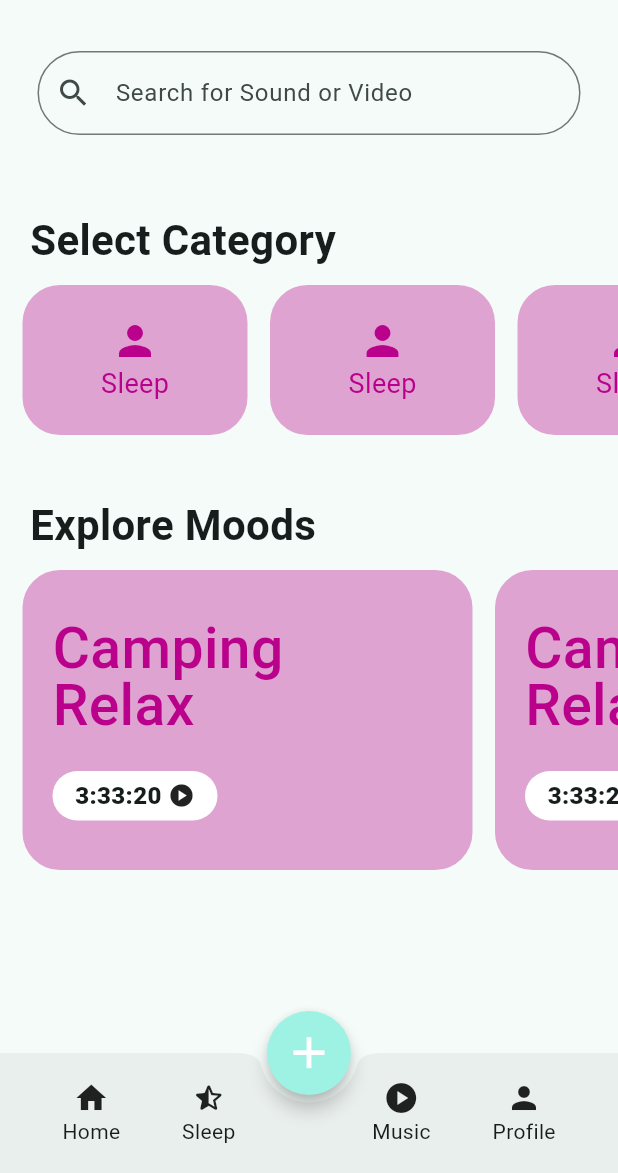
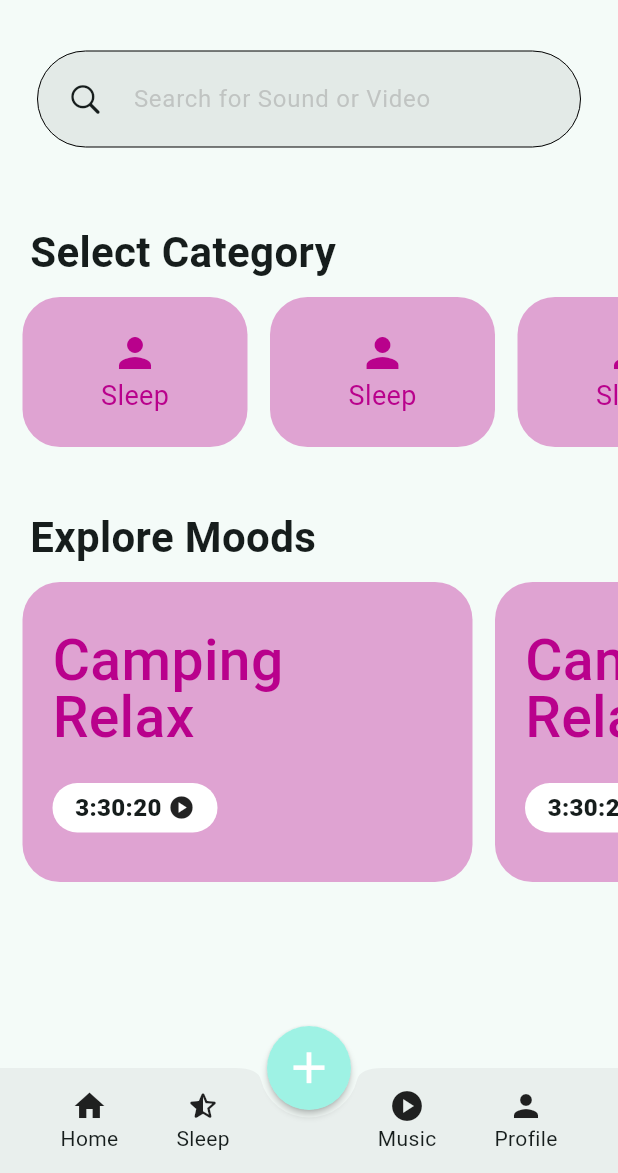
Before and after one commit to axornam/sleep_magic, a Flutter app: the MainPage screen opened directly, on a phone screen of 412 x 824 dp, the part 63-1236 px from its top. Run offline on Flutter 3.47's test engine with Material 3 defaults, Android fonts, the phone set to English and light mode, and no system bars.

Commit message:
refactor components into reusable separate widget items

```diff
--- a/lib/screens/home/home_screen.dart
+++ b/lib/screens/home/home_screen.dart
@@ -1,7 +1,10 @@
-import 'package:flutter/material.dart';
 import 'dart:math';
 
-import 'package:sleep_magic/screens/moods/mood_screen.dart';
+import 'package:flutter/material.dart';
+import 'package:sleep_magic/widgets/category_item.dart';
+import 'package:sleep_magic/widgets/divider_item.dart';
+import 'package:sleep_magic/widgets/mood_item.dart';
+import 'package:sleep_magic/widgets/search_box.dart';
 
 class HomeScreen extends StatefulWidget {
   const HomeScreen({super.key, required this.title});
@@ -33,197 +36,49 @@ class _HomeScreenState extends State<HomeScreen> {
           mainAxisAlignment: MainAxisAlignment.start,
           crossAxisAlignment: CrossAxisAlignment.start,
           children: <Widget>[
-            Padding(
-              padding: const EdgeInsets.symmetric(horizontal: 25, vertical: 20),
-              child: TextField(
-                controller: _searchInputController,
-                decoration: const InputDecoration(
-                  prefixIcon: Icon(Icons.search),
-                  iconColor: null,
-                  hintText: 'Search for Sound or Video',
-                  border: OutlineInputBorder(
-                    borderSide: BorderSide(color: (Colors.teal), width: 1),
-                    borderRadius: BorderRadius.all(
-                      Radius.circular(100),
-                    ),
-                  ),
-                  focusedBorder: OutlineInputBorder(
-                    borderSide: BorderSide(color: (Colors.teal), width: 1),
-                    borderRadius: BorderRadius.all(
-                      Radius.circular(100),
-                    ),
-                  ),
-                ),
-                style: const TextStyle(),
-              ),
-            ),
+            SearchBox(controller: _searchInputController),
             const SizedBox(height: 20),
-            const Padding(
-              padding: EdgeInsets.only(top: 10, bottom: 10, left: 20),
-              child: Text(
-                "Select Category",
-                style: TextStyle(
-                  fontSize: 28,
-                  fontWeight: FontWeight.w600,
-                ),
-              ),
-            ),
-            _categoryWidgeItems(context),
+            DividerItem(text: 'Select Category', onPressed: () {}),
+            _categoryWidgeItemsBuilder(context),
             const SizedBox(height: 30),
-            const Padding(
-              padding: EdgeInsets.only(top: 10, bottom: 10, left: 20),
-              child: Text(
-                "Explore Moods",
-                style: TextStyle(
-                  fontSize: 28,
-                  fontWeight: FontWeight.w600,
-                ),
-              ),
-            ),
-            _moodWidgetItems(context),
+            DividerItem(text: "Explore Moods", onPressed: () {}),
+            _moodWidgetItemsBuilder(context),
           ],
         ),
       ),
     );
   }
 
-  Widget _categoryWidgeItems(BuildContext context) {
+  Widget _categoryWidgeItemsBuilder(BuildContext context) {
     return SizedBox(
       height: 100,
       child: ListView.builder(
         scrollDirection: Axis.horizontal,
-        itemBuilder: (context, index) => _categoryWidgetItemsBuilder(
-          context,
-          index,
-          Color(0xff5099b4 * Random(DateTime.now().microsecond).nextInt(20))
-              .withAlpha(90),
+        itemBuilder: (context, index) => CategoryItem(
+          index: index,
+          text: "Sleep",
+          color: Color(
+            0xff5099b4 * Random(DateTime.now().microsecond).nextInt(20),
+          ),
         ),
       ),
     );
   }
 
-  Widget _categoryWidgetItemsBuilder(BuildContext ctx, int index, Color clr) {
-    return Container(
-      padding: const EdgeInsets.only(left: 15),
-      child: InkWell(
-        borderRadius: const BorderRadius.all(Radius.circular(25)),
-        child: Container(
-          decoration: BoxDecoration(
-            color: clr,
-            borderRadius: const BorderRadius.all(
-              Radius.circular(25),
-            ),
-          ),
-          padding: const EdgeInsets.all(10),
-          height: 50,
-          width: 150,
-          child: Center(
-            child: Column(
-              mainAxisAlignment: MainAxisAlignment.center,
-              children: [
-                Icon(Icons.person, color: clr.withAlpha(255), size: 32),
-                Text(
-                  "Sleep",
-                  style: TextStyle(fontSize: 18, color: clr.withAlpha(255)),
-                )
-              ],
-            ),
-          ),
-        ),
-        onTap: () {},
-      ),
-    );
-  }
-
-  Widget _moodWidgetItems(BuildContext context) {
+  Widget _moodWidgetItemsBuilder(BuildContext context) {
     return SizedBox(
       height: 200,
       child: ListView.builder(
         scrollDirection: Axis.horizontal,
-        itemBuilder: (context, index) => _moodWidgetItemsBuilder(
-          context,
-          index,
-          Color(0xff5099b4 * Random(DateTime.now().microsecond).nextInt(20))
-              .withAlpha(90),
+        itemBuilder: (context, index) => MoodItem(
+          title: "Camping Relax",
+          playTime: "3:30:20",
+          index: index,
+          color: Color(
+            0xff5099b4 * Random(DateTime.now().microsecond).nextInt(20),
+          ),
         ),
       ),
     );
   }
-
-  Widget _moodWidgetItemsBuilder(BuildContext ctx, int index, Color clr) {
-    return Container(
-      padding: const EdgeInsets.only(left: 15),
-      child: InkWell(
-        borderRadius: const BorderRadius.all(Radius.circular(25)),
-        child: Container(
-          decoration: BoxDecoration(
-            color: clr,
-            borderRadius: const BorderRadius.all(Radius.circular(25)),
-          ),
-          padding: const EdgeInsets.only(left: 20, right: 100),
-          height: 80,
-          width: 300,
-          child: Column(
-            mainAxisAlignment: MainAxisAlignment.center,
-            crossAxisAlignment: CrossAxisAlignment.start,
-            children: [
-              Text(
-                "Camping Relax",
-                style: TextStyle(
-                  fontSize: 38,
-                  height: 1,
-                  fontWeight: FontWeight.w500,
-                  color: clr.withAlpha(255),
-                ),
-              ),
-              Padding(
-                padding: const EdgeInsets.only(top: 25),
-                child: Container(
-                  width: 110,
-                  padding: const EdgeInsets.symmetric(
-                    horizontal: 15,
-                    vertical: 5,
-                  ),
-                  decoration: const BoxDecoration(
-                    borderRadius: BorderRadius.all(Radius.circular(20)),
-                    color: Colors.white,
-                  ),
-                  child: const Row(
-                    mainAxisAlignment: MainAxisAlignment.spaceBetween,
-                    children: [
-                      Text(
-                        "3:33:20",
-                        style: TextStyle(
-                          fontSize: 16,
-                          fontWeight: FontWeight.w900,
-                        ),
-                      ),
-                      SizedBox(
-                        height: 20,
-                      ),
-                      Icon(
-                        Icons.play_circle,
-                        size: 18,
-                      )
-                    ],
-                  ),
-                ),
-              ),
-            ],
-          ),
-        ),
-        onTap: () {
-          Navigator.of(context).push(
-            MaterialPageRoute(
-              builder: (_) => const MoodScreen(
-                moodId: "Camping Relax",
-                playTime: "20000",
-                noOfSongs: 20,
-              ),
-            ),
-          );
-        },
-      ),
-    );
-  }
 }
--- a/lib/screens/main_page.dart
+++ b/lib/screens/main_page.dart
@@ -16,7 +16,7 @@ class _MainPageState extends State<MainPage> {
       floatingActionButton: FloatingActionButton(
         shape: const CircleBorder(),
         onPressed: () {},
-        elevation: 5,
+        elevation: 2.0,
         foregroundColor: Colors.white,
         child: const Icon(
           Icons.add,
@@ -25,7 +25,9 @@ class _MainPageState extends State<MainPage> {
       ),
       floatingActionButtonLocation: FloatingActionButtonLocation.centerDocked,
       bottomNavigationBar: BottomAppBar(
+        height: 70.0,
         notchMargin: 5.0,
+        elevation: 3.0,
         shape: const CircularNotchedRectangle(),
         //onPressed: (value) => debugPrint(value.toString()),
         //indicatorColor: const Color(tealPrimaryColor),
@@ -48,7 +50,7 @@ class _MainPageState extends State<MainPage> {
               ),
             ),
             Padding(
-              padding: const EdgeInsets.only(right: 25),
+              padding: const EdgeInsets.only(right: 30),
               child: InkWell(
                 onTap: () => debugPrint("Sleep"),
                 borderRadius: BorderRadius.circular(50),
@@ -62,7 +64,7 @@ class _MainPageState extends State<MainPage> {
               ),
             ),
             Padding(
-              padding: const EdgeInsets.only(left: 25),
+              padding: const EdgeInsets.only(left: 30),
               child: InkWell(
                 borderRadius: BorderRadius.circular(50),
                 onTap: () {
--- a/lib/screens/splash_screen.dart
+++ b/lib/screens/splash_screen.dart
@@ -161,7 +161,7 @@ class _SplashScreenState extends State<SplashScreen> {
     // ignore: use_build_context_synchronously
     Navigator.of(context).pushReplacement(
       MaterialPageRoute(
-        builder: (context) => MainPage(),
+        builder: (context) => const MainPage(),
       ),
     );
   }
--- /dev/null
+++ b/lib/widgets/category_item.dart
@@ -0,0 +1,47 @@
+import 'package:flutter/material.dart';
+
+class CategoryItem extends StatelessWidget {
+  const CategoryItem(
+      {super.key,
+      required this.index,
+      required this.color,
+      required this.text});
+
+  final int index;
+  final String text;
+  final Color color;
+
+  @override
+  Widget build(BuildContext context) {
+    return Container(
+      padding: const EdgeInsets.only(left: 15),
+      child: InkWell(
+        borderRadius: const BorderRadius.all(Radius.circular(25)),
+        child: Container(
+          decoration: BoxDecoration(
+            color: color.withAlpha(90),
+            borderRadius: const BorderRadius.all(
+              Radius.circular(25),
+            ),
+          ),
+          padding: const EdgeInsets.all(10),
+          height: 50,
+          width: 150,
+          child: Center(
+            child: Column(
+              mainAxisAlignment: MainAxisAlignment.center,
+              children: [
+                Icon(Icons.person, color: color.withAlpha(255), size: 32),
+                Text(
+                  text,
+                  style: TextStyle(fontSize: 18, color: color.withAlpha(255)),
+                )
+              ],
+            ),
+          ),
+        ),
+        onTap: () {},
+      ),
+    );
+  }
+}
--- /dev/null
+++ b/lib/widgets/divider_item.dart
@@ -0,0 +1,25 @@
+import 'package:flutter/material.dart';
+
+class DividerItem extends StatelessWidget {
+  const DividerItem({super.key, required this.text, required this.onPressed});
+
+  final String text;
+  final Function onPressed;
+
+  @override
+  Widget build(BuildContext context) {
+    return Padding(
+      padding: const EdgeInsets.only(top: 10, bottom: 10, left: 20),
+      child: GestureDetector(
+        onTap: () => onPressed(),
+        child: Text(
+          text,
+          style: const TextStyle(
+            fontSize: 28,
+            fontWeight: FontWeight.w600,
+          ),
+        ),
+      ),
+    );
+  }
+}
--- /dev/null
+++ b/lib/widgets/mood_item.dart
@@ -0,0 +1,94 @@
+import 'package:flutter/material.dart';
+import 'package:sleep_magic/screens/moods/mood_screen.dart';
+
+class MoodItem extends StatelessWidget {
+  const MoodItem({
+    super.key,
+    required this.title,
+    required this.playTime,
+    required this.index,
+    required this.color,
+    this.onPressed,
+  });
+
+  final String title;
+  final int index;
+  final String playTime;
+  final Color color;
+  final Function? onPressed;
+
+  @override
+  Widget build(BuildContext context) {
+    return Container(
+      padding: const EdgeInsets.only(left: 15),
+      child: InkWell(
+        borderRadius: const BorderRadius.all(Radius.circular(25)),
+        child: Container(
+          decoration: BoxDecoration(
+            color: color.withAlpha(90),
+            borderRadius: const BorderRadius.all(Radius.circular(25)),
+          ),
+          padding: const EdgeInsets.only(left: 20, right: 100),
+          height: 80,
+          width: 300,
+          child: Column(
+            mainAxisAlignment: MainAxisAlignment.center,
+            crossAxisAlignment: CrossAxisAlignment.start,
+            children: [
+              Text(
+                title,
+                style: TextStyle(
+                  fontSize: 38,
+                  height: 1,
+                  fontWeight: FontWeight.w500,
+                  color: color.withAlpha(255),
+                ),
+              ),
+              Padding(
+                padding: const EdgeInsets.only(top: 25),
+                child: Container(
+                  width: 110,
+                  padding: const EdgeInsets.symmetric(
+                    horizontal: 15,
+                    vertical: 5,
+                  ),
+                  decoration: const BoxDecoration(
+                    borderRadius: BorderRadius.all(Radius.circular(20)),
+                    color: Colors.white,
+                  ),
+                  child: Row(
+                    mainAxisAlignment: MainAxisAlignment.spaceBetween,
+                    children: [
+                      Text(
+                        playTime.toString(),
+                        style: const TextStyle(
+                          fontSize: 16,
+                          fontWeight: FontWeight.w900,
+                        ),
+                      ),
+                      const SizedBox(height: 20),
+                      const Icon(Icons.play_circle, size: 18)
+                    ],
+                  ),
+                ),
+              ),
+            ],
+          ),
+        ),
+        onTap: () {
+          onPressed != null
+              ? onPressed!()
+              : Navigator.of(context).push(
+                  MaterialPageRoute(
+                    builder: (_) => const MoodScreen(
+                      moodId: "Camping Relax",
+                      playTime: "20000",
+                      noOfSongs: 20,
+                    ),
+                  ),
+                );
+        },
+      ),
+    );
+  }
+}
--- /dev/null
+++ b/lib/widgets/search_box.dart
@@ -0,0 +1,37 @@
+import 'package:flutter/cupertino.dart';
+import 'package:flutter/material.dart';
+
+class SearchBox extends StatelessWidget {
+  const SearchBox({super.key, required this.controller});
+
+  final TextEditingController controller;
+
+  @override
+  Widget build(BuildContext context) {
+    return Padding(
+      padding: const EdgeInsets.symmetric(horizontal: 25, vertical: 20),
+      child: SearchBar(
+        hintText: 'Search for Sound or Video',
+        hintStyle: MaterialStatePropertyAll(
+          TextStyle(
+            color: Colors.grey.withOpacity(0.5),
+          ),
+        ),
+        controller: controller,
+        padding: const MaterialStatePropertyAll(
+          EdgeInsets.symmetric(horizontal: 20, vertical: 10),
+        ),
+        leading: const Icon(CupertinoIcons.search),
+        elevation: const MaterialStatePropertyAll(0.0),
+        shape: const MaterialStatePropertyAll(
+          RoundedRectangleBorder(
+            side: BorderSide(width: 0),
+            borderRadius: BorderRadius.all(
+              Radius.circular(50),
+            ),
+          ),
+        ),
+      ),
+    );
+  }
+}
```
